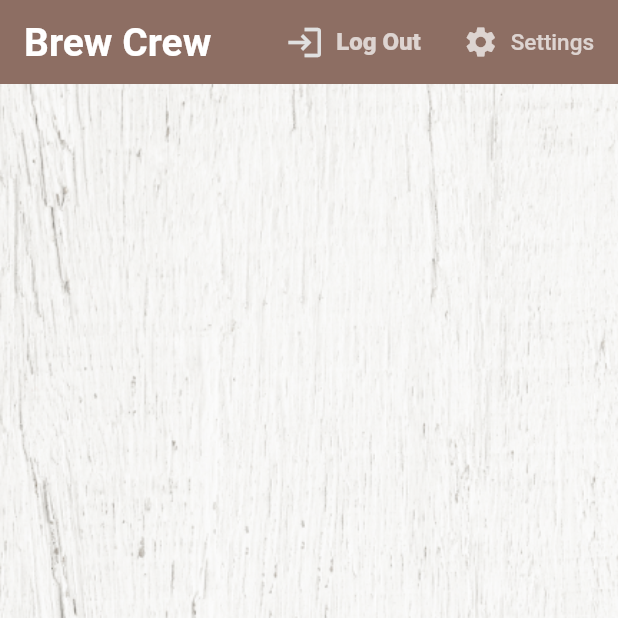
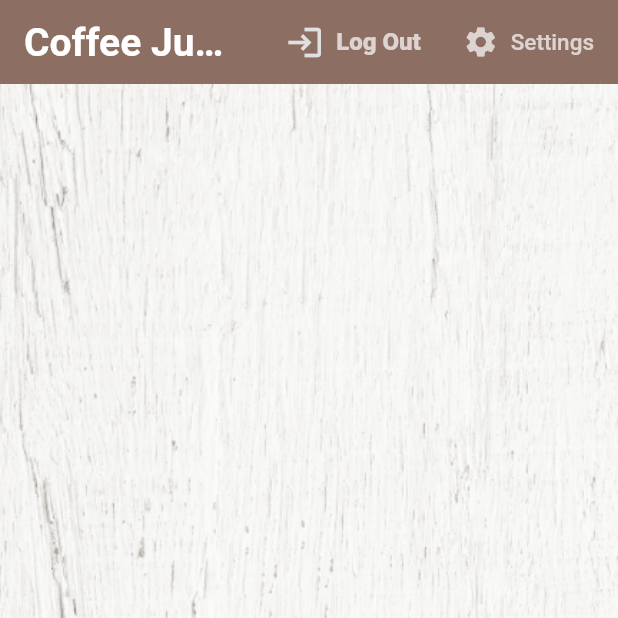
Before and after one commit to femmor/brew-crew-app, a Flutter app: the screen it shows once a user with an empty profile is signed in, on a phone screen of 412 x 824 dp, the top half of it. Run offline on Flutter 3.47's test engine with Material 2 defaults, Android fonts, the phone set to English and light mode, and no system bars; our stand-ins replace cloud_firestore, firebase_auth, firebase_core, flutter_spinkit; accounts and stored records are empty.

```diff
--- a/lib/screens/home/home.dart
+++ b/lib/screens/home/home.dart
@@ -29,7 +29,7 @@ class Home extends StatelessWidget {
         backgroundColor: Colors.brown[50],
         appBar: AppBar(
           title: Text(
-            "Brew Crew",
+            "Coffee Junkies",
             style: TextStyle(
               fontSize: 26.0,
               fontWeight: FontWeight.bold,
```
Also changed, not shown: 3 other files.
